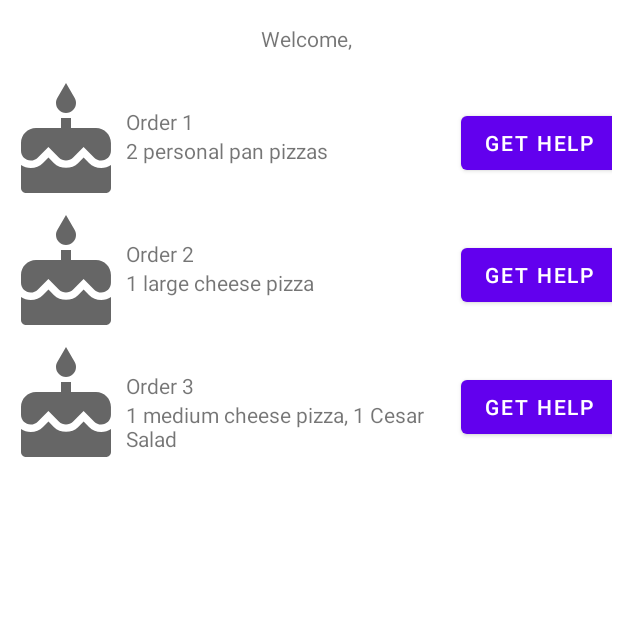
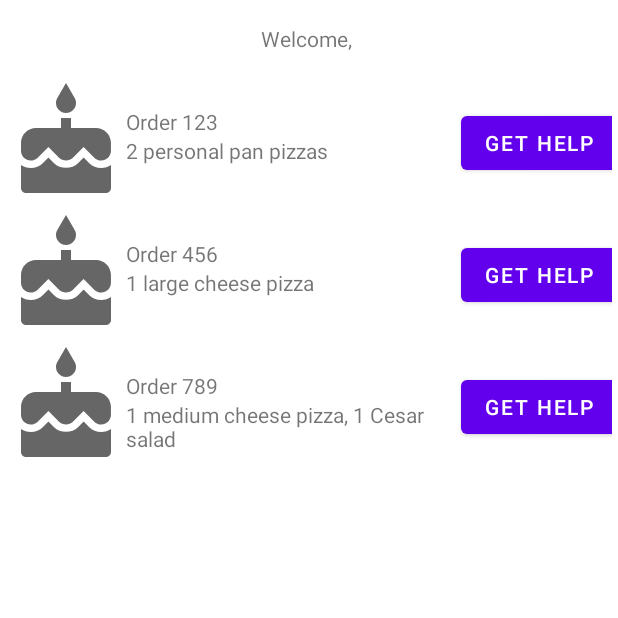
Before and after one commit to kustomer/android-chat-sdk-samples, an Android app: the screen it shows after launch (MainActivity), after a tap on "LOG IN", on a phone screen of 412 x 824 dp, the top half of it. Run offline under Robolectric (Android 15) with nearby library versions, the phone set to English and light mode, and no system bars; our stand-ins replace navigation-ui; libraries missing offline, so code that uses them is left out: com.kustomer.core, com.kustomer.ui; 3 statements that could not run were skipped.

Commit message:
handle navigation to SDK

```diff
--- a/app/src/main/java/com/example/kustomerloginanddescribe/ui/homepage/OrderHistoryFragment.kt
+++ b/app/src/main/java/com/example/kustomerloginanddescribe/ui/homepage/OrderHistoryFragment.kt
@@ -10,6 +10,11 @@ import android.view.ViewGroup
 import androidx.navigation.fragment.navArgs
 import com.example.kustomerloginanddescribe.R
 import com.example.kustomerloginanddescribe.databinding.FragmentOrderHistoryBinding
+import com.example.kustomerloginanddescribe.utils.OrderData
+import com.kustomer.core.models.KusResult
+import com.kustomer.core.models.chat.KusCustomerDescribeAttributes
+import com.kustomer.core.models.chat.KusEmail
+import com.kustomer.ui.Kustomer
 
 class OrderHistoryFragment : Fragment() {
     private lateinit var viewModel: OrderHistoryViewModel
@@ -35,31 +40,37 @@ class OrderHistoryFragment : Fragment() {
         viewModel = ViewModelProvider(this, viewModelFactory)
             .get(OrderHistoryViewModel::class.java)
 
+        // TODO: comment about how to use describe
+        viewModel.describeCustomer(args.email)
+
         binding.run {
             welcome.text = "Welcome, ${args.email}"
 
-            order1.title.text = "Order 1"
-            order1.description.text = "2 personal pan pizzas"
-            order1.image.setImageResource(R.drawable.ic_baseline_cake_24)
-            order1.root.setOnClickListener {
-                Log.d("Order 1", "clicked")
+            // TODO: add log out button
+
+            val firstOrder = OrderData.orders[0]
+            order1.title.text = firstOrder.title
+            order1.description.text = firstOrder.description
+            order1.image.setImageResource(firstOrder.image)
+            order1.helpButton.setOnClickListener {
+                viewModel.openExistingOrNewOrderChat(firstOrder.orderNumber)
             }
 
-            order2.title.text = "Order 2"
-            order2.description.text = "1 large cheese pizza"
-            order2.image.setImageResource(R.drawable.ic_baseline_cake_24)
-            order2.root.setOnClickListener {
-                Log.d("Order 2", "clicked")
+            val secondOrder = OrderData.orders[1]
+            order2.title.text = secondOrder.title
+            order2.description.text = secondOrder.description
+            order2.image.setImageResource(secondOrder.image)
+            order2.helpButton.setOnClickListener {
+                viewModel.openExistingOrNewOrderChat(firstOrder.orderNumber)
             }
 
-
-            order3.title.text = "Order 3"
-            order3.description.text = "1 medium cheese pizza, 1 Cesar Salad"
-            order3.image.setImageResource(R.drawable.ic_baseline_cake_24)
-            order3.root.setOnClickListener {
-                Log.d("Order 3", "clicked")
+            val thirdOrder = OrderData.orders[2]
+            order3.title.text = thirdOrder.title
+            order3.description.text = thirdOrder.description
+            order3.image.setImageResource(thirdOrder.image)
+            order3.helpButton.setOnClickListener {
+                viewModel.openExistingOrNewOrderChat(firstOrder.orderNumber)
             }
-
         }
     }
 }
--- a/app/src/main/java/com/example/kustomerloginanddescribe/ui/homepage/OrderHistoryViewModel.kt
+++ b/app/src/main/java/com/example/kustomerloginanddescribe/ui/homepage/OrderHistoryViewModel.kt
@@ -1,10 +1,48 @@
 package com.example.kustomerloginanddescribe.ui.homepage
 
+import android.util.Log
 import androidx.lifecycle.ViewModel
 import androidx.lifecycle.ViewModelProvider
+import androidx.lifecycle.viewModelScope
+import com.kustomer.core.models.KusResult
+import com.kustomer.core.models.chat.KusCustomerDescribeAttributes
+import com.kustomer.core.models.chat.KusEmail
+import com.kustomer.ui.Kustomer
+import kotlinx.coroutines.launch
 
 class OrderHistoryViewModel : ViewModel() {
-    // TODO: Implement the ViewModel
+
+    private var orderToConversationMap = mutableMapOf<Int, String>()
+
+    fun openExistingOrNewOrderChat(orderNumber: Int) {
+        viewModelScope.launch {
+            val convoId = orderToConversationMap[orderNumber]
+            if (convoId != null) {
+                Kustomer.getInstance().openConversationWithId(convoId) {}
+            } else {
+                Kustomer.getInstance().openNewConversation {
+                    Log.d("openNew", it.dataOrNull?.id ?: "")
+                    if (it is KusResult.Success) {
+                        orderToConversationMap[orderNumber] = it.data.id
+
+                        viewModelScope.launch {
+                            Kustomer.getInstance().describeConversation(
+                                it.data.id,
+                                mapOf(Pair("orderId", orderNumber))
+                            )
+                        }
+                    }
+                }
+            }
+        }
+    }
+
+    fun describeCustomer(email: String) {
+        viewModelScope.launch {
+            Kustomer.getInstance()
+                .describeCustomer(KusCustomerDescribeAttributes(emails = listOf(KusEmail(email))))
+        }
+    }
 }
 
 @Suppress("UNCHECKED_CAST")
--- /dev/null
+++ b/app/src/main/java/com/example/kustomerloginanddescribe/utils/OrderData.kt
@@ -0,0 +1,28 @@
+package com.example.kustomerloginanddescribe.utils
+
+import com.example.kustomerloginanddescribe.R
+
+class OrderData {
+
+    companion object {
+        val orders =
+            listOf(
+                Order("Order 123", 123, "2 personal pan pizzas", R.drawable.ic_baseline_cake_24),
+                Order("Order 456", 456, "1 large cheese pizza", R.drawable.ic_baseline_cake_24),
+                Order(
+                    "Order 789",
+                    789,
+                    "1 medium cheese pizza, 1 Cesar salad",
+                    R.drawable.ic_baseline_cake_24
+                )
+            )
+    }
+}
+
+data class Order(
+    val title: String,
+    val orderNumber: Int,
+    val description: String,
+    val image: Int,
+    val conversationId: String? = ""
+)
```
